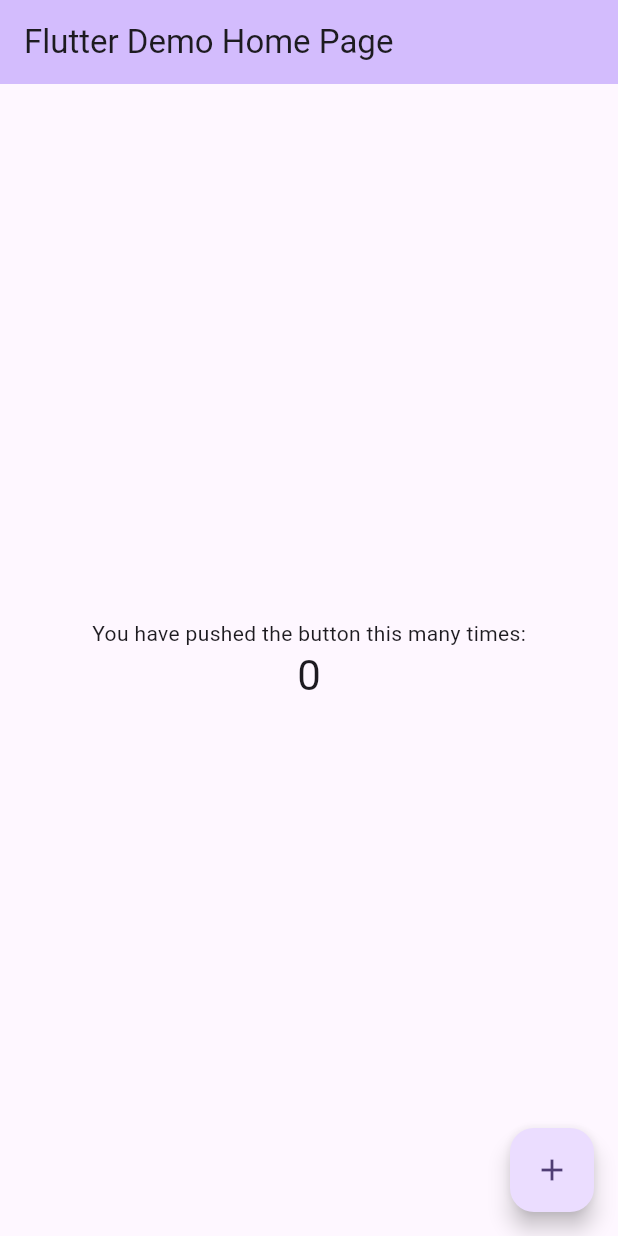
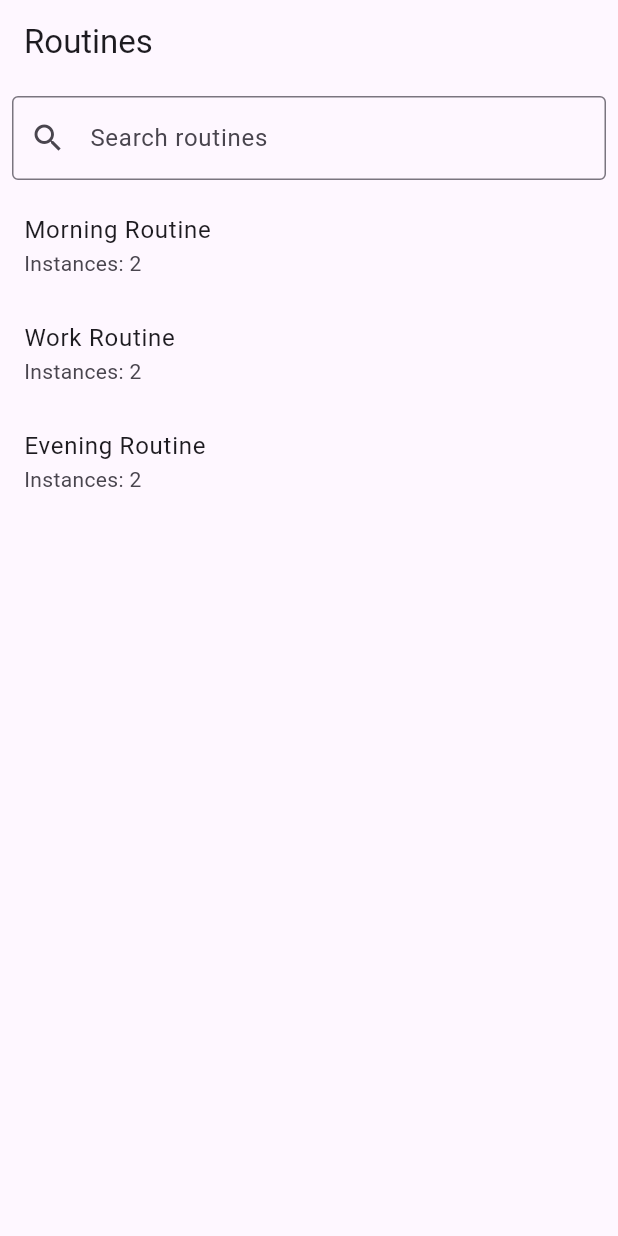
Before and after one commit to zelk/rutinia, a Flutter app: the screen it shows after launch, on a phone screen of 412 x 824 dp. Run offline on Flutter 3.47's test engine with Material 3 defaults, Android fonts, the phone set to English and light mode, and no system bars.

Commit message:
Added app skeleton

```diff
--- a/lib/main.dart
+++ b/lib/main.dart
@@ -1,4 +1,5 @@
 import 'package:flutter/material.dart';
+import 'models.dart';
 
 void main() {
   runApp(const MyApp());
@@ -10,60 +11,178 @@ class MyApp extends StatelessWidget {
   @override
   Widget build(BuildContext context) {
     return MaterialApp(
-      title: 'Flutter Demo',
+      title: 'Rutinia',
       theme: ThemeData(
         colorScheme: ColorScheme.fromSeed(seedColor: Colors.deepPurple),
         useMaterial3: true,
       ),
-      home: const MyHomePage(title: 'Flutter Demo Home Page'),
+      home: const RoutineListPage(),
     );
   }
 }
 
-class MyHomePage extends StatefulWidget {
-  const MyHomePage({super.key, required this.title});
-
-  final String title;
+class RoutineListPage extends StatelessWidget {
+  const RoutineListPage({super.key});
 
   @override
-  State<MyHomePage> createState() => _MyHomePageState();
+  Widget build(BuildContext context) {
+    final routines = DummyDataGenerator.generateRoutines();
+
+    return Scaffold(
+      appBar: AppBar(
+        title: const Text('Routines'),
+      ),
+      body: Column(
+        children: [
+          // Search box
+          Padding(
+            padding: const EdgeInsets.all(8.0),
+            child: TextField(
+              decoration: const InputDecoration(
+                hintText: 'Search routines',
+                prefixIcon: Icon(Icons.search),
+                border: OutlineInputBorder(),
+              ),
+              onChanged: (value) {
+                // TODO: Implement search functionality
+              },
+            ),
+          ),
+          // List of routines
+          Expanded(
+            child: ListView.builder(
+              itemCount: routines.length,
+              itemBuilder: (context, index) {
+                final routine = routines[index];
+                return ListTile(
+                  title: Text(routine.name),
+                  subtitle: Text('Instances: ${routine.instances.length}'),
+                  onTap: () {
+                    Navigator.push(
+                      context,
+                      MaterialPageRoute(
+                        builder: (context) => RoutinePage(routine: routine),
+                      ),
+                    );
+                  },
+                );
+              },
+            ),
+          ),
+        ],
+      ),
+    );
+  }
 }
 
-class _MyHomePageState extends State<MyHomePage> {
-  int _counter = 0;
+class RoutinePage extends StatelessWidget {
+  final Routine routine;
 
-  void _incrementCounter() {
-    setState(() {
-      _counter++;
-    });
-  }
+  const RoutinePage({super.key, required this.routine});
 
   @override
   Widget build(BuildContext context) {
     return Scaffold(
       appBar: AppBar(
-        backgroundColor: Theme.of(context).colorScheme.inversePrimary,
-        title: Text(widget.title),
+        title: Text('${routine.name} Instances'),
       ),
-      body: Center(
-        child: Column(
-          mainAxisAlignment: MainAxisAlignment.center,
-          children: <Widget>[
-            const Text(
-              'You have pushed the button this many times:',
+      body: Column(
+        children: [
+          // Search box
+          Padding(
+            padding: const EdgeInsets.all(8.0),
+            child: TextField(
+              decoration: const InputDecoration(
+                hintText: 'Search instances',
+                prefixIcon: Icon(Icons.search),
+                border: OutlineInputBorder(),
+              ),
+              onChanged: (value) {
+                // TODO: Implement search functionality
+              },
             ),
-            Text(
-              '$_counter',
-              style: Theme.of(context).textTheme.headlineMedium,
+          ),
+          // List of instances
+          Expanded(
+            child: ListView.builder(
+              itemCount: routine.instances.length,
+              itemBuilder: (context, index) {
+                final instance = routine.instances[index];
+                return ListTile(
+                  title: Text(instance.name),
+                  subtitle: Text('Due: ${instance.dueDate.toString()}'),
+                  onTap: () {
+                    Navigator.push(
+                      context,
+                      MaterialPageRoute(
+                        builder: (context) => InstancePage(instance: instance),
+                      ),
+                    );
+                  },
+                );
+              },
             ),
-          ],
-        ),
-      ),
-      floatingActionButton: FloatingActionButton(
-        onPressed: _incrementCounter,
-        tooltip: 'Increment',
-        child: const Icon(Icons.add),
+          ),
+        ],
       ),
     );
   }
 }
+
+class InstancePage extends StatelessWidget {
+  final RoutineInstance instance;
+
+  const InstancePage({super.key, required this.instance});
+
+  @override
+  Widget build(BuildContext context) {
+    return Scaffold(
+      appBar: AppBar(
+        title: Text(instance.name),
+      ),
+      body: Column(
+        children: [
+          // Search box
+          Padding(
+            padding: const EdgeInsets.all(8.0),
+            child: TextField(
+              decoration: const InputDecoration(
+                hintText: 'Search actions',
+                prefixIcon: Icon(Icons.search),
+                border: OutlineInputBorder(),
+              ),
+              onChanged: (value) {
+                // TODO: Implement search functionality
+              },
+            ),
+          ),
+          // List of actions
+          Expanded(
+            child: ListView.builder(
+              itemCount: instance.actionInstances.length,
+              itemBuilder: (context, index) {
+                final actionInstance = instance.actionInstances[index];
+                return ListTile(
+                  leading: Checkbox(
+                    value: actionInstance.isCompleted,
+                    onChanged: (bool? value) {
+                      // TODO: Implement checkbox functionality
+                    },
+                  ),
+                  title: Text(actionInstance.action.name),
+                  subtitle: Text('Assignee: ${actionInstance.assigneeUserId}'),
+                  trailing: IconButton(
+                    icon: const Icon(Icons.comment),
+                    onPressed: () {
+                      // TODO: Implement comments functionality
+                    },
+                  ),
+                );
+              },
+            ),
+          ),
+        ],
+      ),
+    );
+  }
+}
--- /dev/null
+++ b/lib/models.dart
@@ -0,0 +1,152 @@
+import 'package:flutter/foundation.dart';
+
+class User {
+  final String userId;
+  final String firstName;
+  final String lastName;
+  final String phoneNumber;
+
+  User({
+    required this.userId,
+    required this.firstName,
+    required this.lastName,
+    required this.phoneNumber,
+  });
+}
+
+class Action {
+  final String name;
+
+  Action({required this.name});
+}
+
+class Routine {
+  final String name;
+  final List<Action> actions;
+  final List<RoutineInstance> instances;
+
+  Routine({
+    required this.name,
+    required this.actions,
+    List<RoutineInstance>? instances,
+  }) : instances = instances ?? [];
+}
+
+class ActionInstance {
+  final RoutineInstance routineInstance;
+  final Action action;
+  final String assigneeUserId;
+  final DateTime dueDate;
+  String comment;
+  bool isCompleted;
+
+  ActionInstance({
+    required this.routineInstance,
+    required this.action,
+    required this.assigneeUserId,
+    required this.dueDate,
+    this.comment = '',
+    this.isCompleted = false,
+  });
+}
+
+class RoutineInstance {
+  final String name;
+  final Routine routine;
+  final DateTime dueDate;
+  final List<ActionInstance> actionInstances;
+
+  RoutineInstance({
+    required this.name,
+    required this.routine,
+    required this.dueDate,
+    required this.actionInstances,
+  });
+}
+
+class DummyDataGenerator {
+  static List<User> generateUsers() {
+    return [
+      User(
+          userId: 'john@example.com',
+          firstName: 'John',
+          lastName: 'Doe',
+          phoneNumber: '1234567890'),
+      User(
+          userId: 'jane@example.com',
+          firstName: 'Jane',
+          lastName: 'Smith',
+          phoneNumber: '0987654321'),
+      User(
+          userId: 'bob@example.com',
+          firstName: 'Bob',
+          lastName: 'Johnson',
+          phoneNumber: '5555555555'),
+    ];
+  }
+
+  static List<Routine> generateRoutines() {
+    final users = generateUsers();
+    final routines = [
+      Routine(
+        name: 'Morning Routine',
+        actions: [
+          Action(name: 'Wake up'),
+          Action(name: 'Brush teeth'),
+          Action(name: 'Eat breakfast'),
+        ],
+      ),
+      Routine(
+        name: 'Work Routine',
+        actions: [
+          Action(name: 'Check emails'),
+          Action(name: 'Team meeting'),
+          Action(name: 'Complete tasks'),
+        ],
+      ),
+      Routine(
+        name: 'Evening Routine',
+        actions: [
+          Action(name: 'Cook dinner'),
+          Action(name: 'Watch TV'),
+          Action(name: 'Read a book'),
+        ],
+      ),
+    ];
+
+    for (var routine in routines) {
+      final instances = [
+        RoutineInstance(
+          name: '${routine.name} - Instance 1',
+          routine: routine,
+          dueDate: DateTime.now().add(Duration(days: 1)),
+          actionInstances: [],
+        ),
+        RoutineInstance(
+          name: '${routine.name} - Instance 2',
+          routine: routine,
+          dueDate: DateTime.now().add(Duration(days: 2)),
+          actionInstances: [],
+        ),
+      ];
+
+      for (var instance in instances) {
+        instance.actionInstances.addAll(
+          routine.actions.map((action) => ActionInstance(
+                routineInstance: instance,
+                action: action,
+                assigneeUserId:
+                    users[routine.actions.indexOf(action) % users.length]
+                        .userId,
+                dueDate: instance.dueDate
+                    .add(Duration(hours: routine.actions.indexOf(action))),
+              )),
+        );
+      }
+
+      routine.instances.addAll(instances);
+    }
+
+    return routines;
+  }
+}
```
